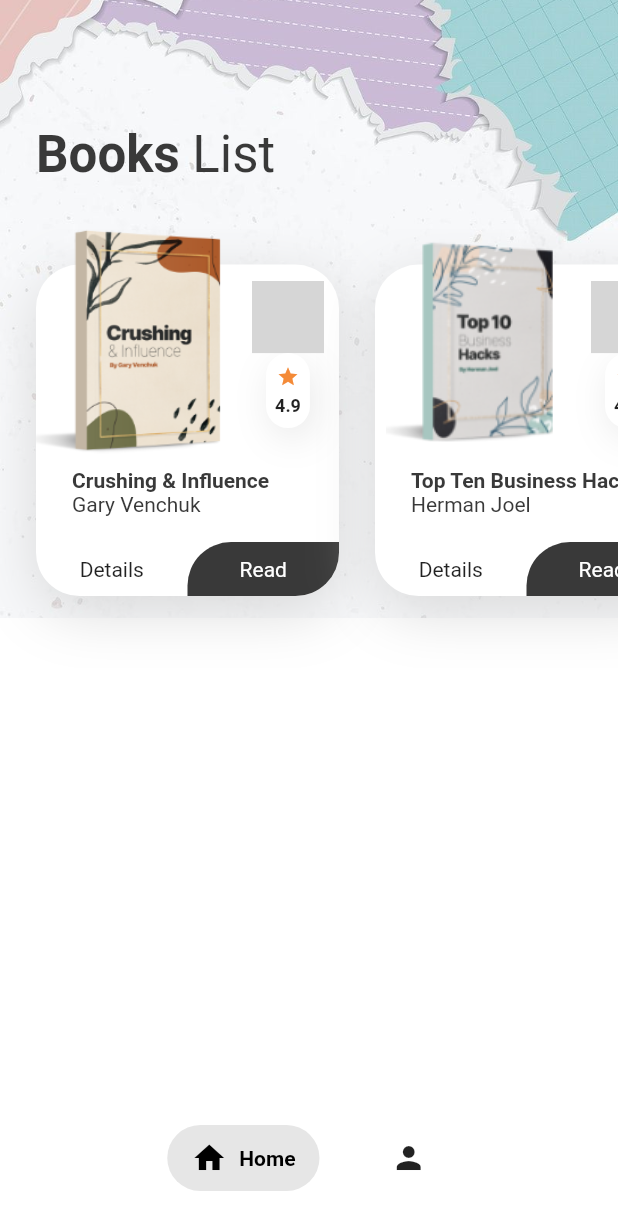
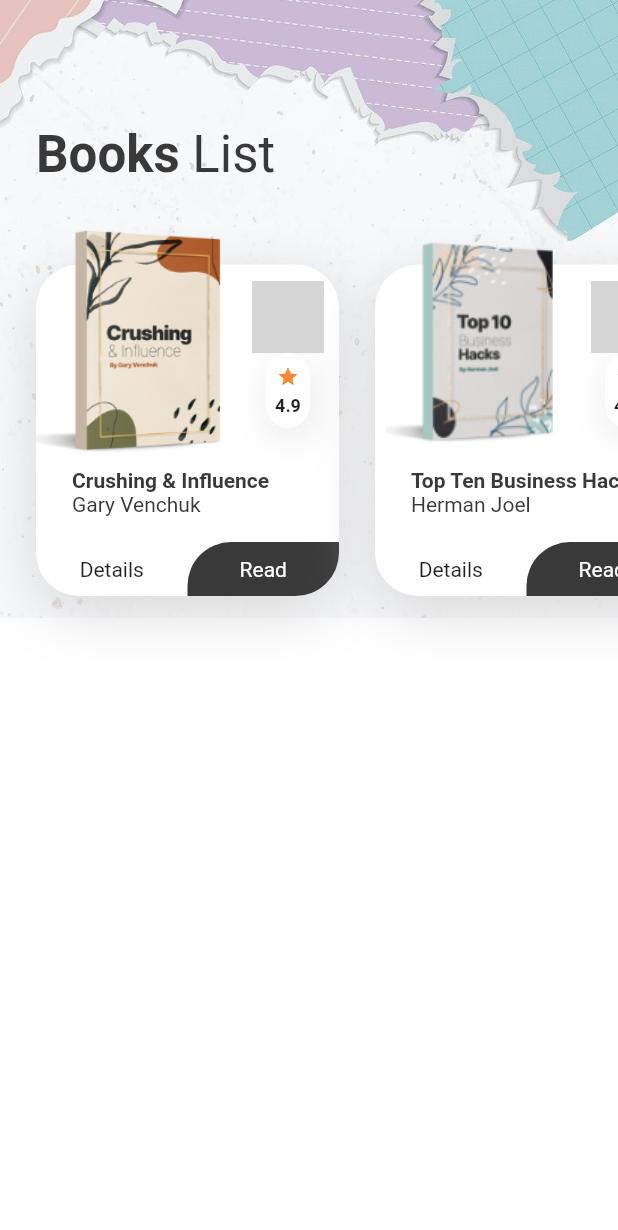
Before and after one commit to nailanabilaaaaaa/Aplikasi_Ebook, a Flutter app: the HomeScreen screen opened directly, on a phone screen of 412 x 824 dp. Shown: the top 1230 px of the screen. Run offline on Flutter 3.47's test engine with Material 2 defaults, Android fonts, the phone set to English and light mode, and no system bars; drawn by our look-alikes of salomon_bottom_bar; our stand-ins replace flutter_svg; missing offline and left inert: favorite_button; grey boxes are pictures that could not be loaded.

Commit message:
Update Home Screen

```diff
--- a/lib/screens/home_screen.dart
+++ b/lib/screens/home_screen.dart
@@ -99,27 +99,6 @@ class _HomeScreenState extends State<HomeScreen> {
           ],
         ),
       ),
-      bottomNavigationBar: SalomonBottomBar(
-        currentIndex: _currentIndex,
-        margin: EdgeInsets.only(bottom: 30, left: 80, right: 80, top: 10),
-        onTap: (i) {
-          setState(() {
-            _currentIndex = i;
-          });
-        },
-        items: [
-          SalomonBottomBarItem(
-              icon: Icon(Icons.home),
-              title: Text("Home"),
-              selectedColor: Colors.black,
-              ),
-          SalomonBottomBarItem(
-            icon: Icon(Icons.person),
-            title: Text("Profile"),
-            selectedColor: Colors.black,
-          )
-        ],
-      ),
     );
   }
 }
```
Also changed, not shown: pubspec.lock.
